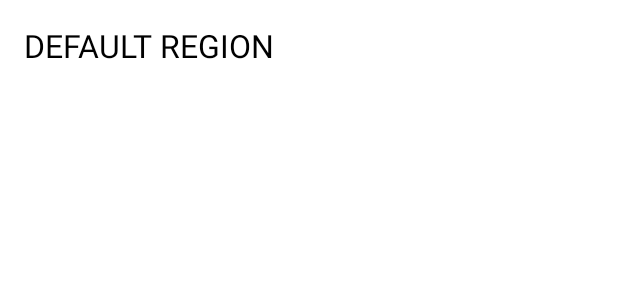
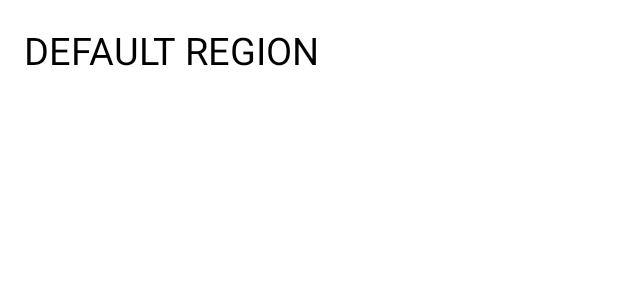
Before and after one commit to elijahkinyamal/xprovpn, an Android app: the layout region_list_item.xml on its own in the app's theme, with its tools: preview values and no code run, on a phone screen of 412 x 824 dp. Shown: the top 300 px of the screen. Run offline under Robolectric (Android 15) with nearby library versions, the phone set to English and light mode, and no system bars.

Commit message:
Update region_list_item.xml

```diff
--- a/src/main/res/layout/region_list_item.xml
+++ b/src/main/res/layout/region_list_item.xml
@@ -11,5 +11,5 @@
         android:padding="@dimen/default_padding"
         android:text="@string/default_region"
         android:textColor="@android:color/black"
-        android:textSize="21sp" />
+        android:textSize="25sp" />
 </LinearLayout>
```
